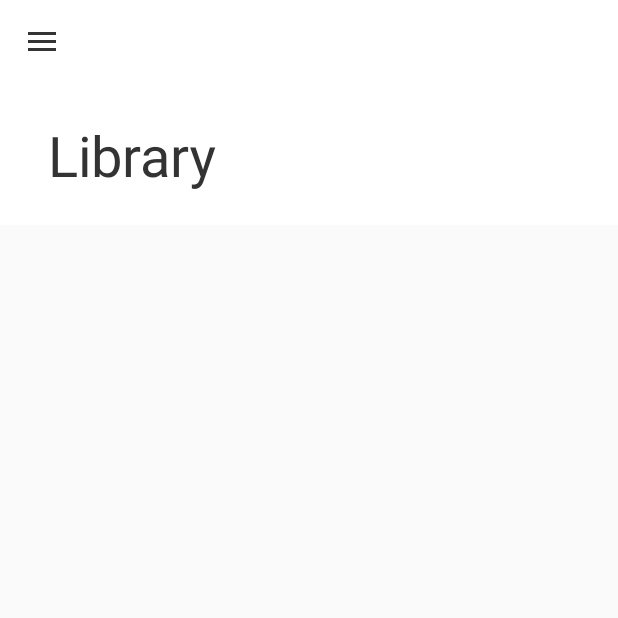
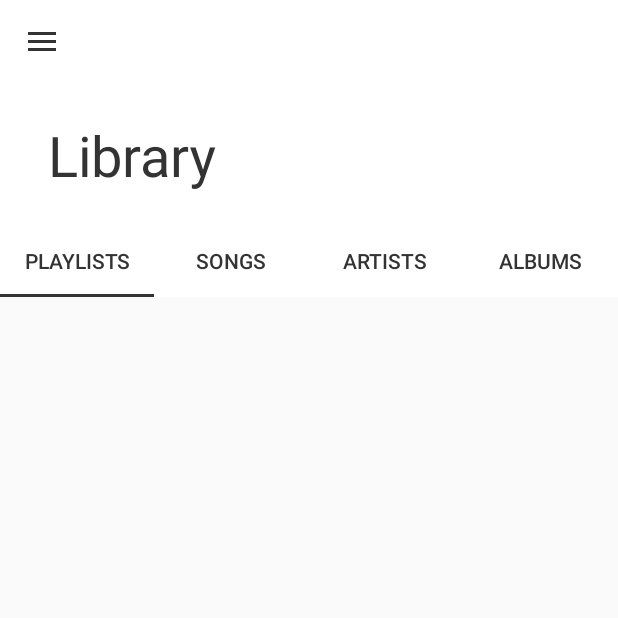
Before and after one commit to thousight/Surround, an Android app: the screen it shows after launch (MainActivity), in the side drawer, after a tap on "Library", on a phone screen of 412 x 824 dp, the top half of it. Run offline under Robolectric (Android 15) with nearby library versions, the phone set to English and light mode, and no system bars; libraries missing offline, so code that uses them is left out: com.afollestad.materialdialogs; 1 statement that could not run was skipped.

Commit message:
Set up basic UI for libraryFragment

```diff
--- a/app/src/main/java/www/markwen/space/surround/MainActivity.java
+++ b/app/src/main/java/www/markwen/space/surround/MainActivity.java
@@ -12,6 +12,7 @@ import android.support.annotation.NonNull;
 import android.support.design.widget.CollapsingToolbarLayout;
 import android.support.design.widget.FloatingActionButton;
 import android.support.design.widget.Snackbar;
+import android.support.design.widget.TabLayout;
 import android.support.v4.app.ActivityCompat;
 import android.support.v4.app.Fragment;
 import android.support.v4.app.FragmentManager;
@@ -66,6 +67,7 @@ public class MainActivity extends AppCompatActivity
     private ActionBarDrawerToggle toggle;
     private NavigationView navigationView;
     private MaterialDialog loadingDialog;
+    private TabLayout libraryTabLayout;
 
     // Fragments
     private FragmentManager fragmentManager;
@@ -96,6 +98,7 @@ public class MainActivity extends AppCompatActivity
 //        titleText = (TextView) findViewById(R.id.toolbar_title);
         drawer = (DrawerLayout) findViewById(R.id.drawer_layout);
         navigationView = (NavigationView) findViewById(R.id.nav_view);
+        libraryTabLayout = (TabLayout) findViewById(R.id.library_tab);
 
         // Set up global views
         collapsingToolbar.setExpandedTitleColor
@@ -273,5 +276,11 @@ public class MainActivity extends AppCompatActivity
         return newSongs;
     }
 
-
+    /**
+     * Get libraryTabLayout
+     * @return libraryTabLayout
+     */
+    public TabLayout getLibraryTabLayout() {
+        return libraryTabLayout;
+    }
 }
--- a/app/src/main/java/www/markwen/space/surround/fragments/HomeFragment.java
+++ b/app/src/main/java/www/markwen/space/surround/fragments/HomeFragment.java
@@ -60,6 +60,9 @@ public class HomeFragment extends Fragment {
 
         // Set toolbar title
         activity.setTitleText("Home");
+
+        // Hide libraryTabLayout
+        activity.getLibraryTabLayout().setVisibility(View.GONE);
     }
 
     @Nullable
--- a/app/src/main/java/www/markwen/space/surround/fragments/LibraryFragment.java
+++ b/app/src/main/java/www/markwen/space/surround/fragments/LibraryFragment.java
@@ -1,14 +1,19 @@
 package www.markwen.space.surround.fragments;
 
+import android.app.ActionBar;
 import android.content.Context;
 import android.os.Bundle;
 import android.support.annotation.Nullable;
+import android.support.design.widget.TabLayout;
 import android.support.v4.app.Fragment;
+import android.support.v4.content.res.ResourcesCompat;
+import android.support.v4.view.ViewPager;
 import android.view.LayoutInflater;
 import android.view.View;
 import android.view.ViewGroup;
 
 import www.markwen.space.surround.MainActivity;
+import www.markwen.space.surround.R;
 
 /**
  * Created by markw on 6/6/2017.
@@ -16,6 +21,12 @@ import www.markwen.space.surround.MainActivity;
 
 public class LibraryFragment extends Fragment {
 
+    // View items
+    private View rootView;
+    private TabLayout libraryTabLayout;
+    private ViewPager libraryViewPager;
+
+    // Others
     private MainActivity activity;
 
     @Override
@@ -31,7 +42,21 @@ public class LibraryFragment extends Fragment {
     @Nullable
     @Override
     public View onCreateView(LayoutInflater inflater, @Nullable ViewGroup container, @Nullable Bundle savedInstanceState) {
+        rootView = inflater.inflate(R.layout.fragment_library, container, false);
 
-        return super.onCreateView(inflater, container, savedInstanceState);
+        libraryTabLayout = activity.getLibraryTabLayout();
+        libraryTabLayout.setVisibility(View.VISIBLE);
+        libraryViewPager = (ViewPager) rootView.findViewById(R.id.library_viewpager);
+
+        // If tabs hasn't been configured
+        if (libraryTabLayout.getTabCount() == 0) {
+            libraryTabLayout.addTab(libraryTabLayout.newTab().setText("Playlists"));
+            libraryTabLayout.addTab(libraryTabLayout.newTab().setText("Songs"));
+            libraryTabLayout.addTab(libraryTabLayout.newTab().setText("Artists"));
+            libraryTabLayout.addTab(libraryTabLayout.newTab().setText("Albums"));
+            libraryTabLayout.setSelectedTabIndicatorColor(ResourcesCompat.getColor(getResources(), R.color.colorTextBlack, null));
+        }
+
+        return rootView;
     }
 }
--- a/app/src/main/res/layout/app_bar_main.xml
+++ b/app/src/main/res/layout/app_bar_main.xml
@@ -38,6 +38,15 @@
                 app:layout_collapseMode="pin" />
         </android.support.design.widget.CollapsingToolbarLayout>
 
+        <android.support.design.widget.TabLayout
+            android:id="@+id/library_tab"
+            android:layout_width="match_parent"
+            android:layout_height="wrap_content"
+            android:visibility="gone"
+            app:tabSelectedTextColor="@color/colorTextBlack"
+            app:tabTextColor="@color/colorTextBlack"
+            android:background="@color/colorPrimary"/>
+
     </android.support.design.widget.AppBarLayout>
 
     <include layout="@layout/content_main" />
--- /dev/null
+++ b/app/src/main/res/layout/fragment_library.xml
@@ -0,0 +1,19 @@
+<?xml version="1.0" encoding="utf-8"?>
+<LinearLayout xmlns:android="http://schemas.android.com/apk/res/android"
+    android:orientation="vertical" android:layout_width="match_parent"
+    android:layout_height="match_parent">
+    <android.support.v4.widget.NestedScrollView
+        android:layout_width="match_parent"
+        android:layout_height="match_parent">
+        <LinearLayout
+            android:layout_width="match_parent"
+            android:layout_height="wrap_content"
+            android:orientation="vertical">
+
+            <android.support.v4.view.ViewPager
+                android:id="@+id/library_viewpager"
+                android:layout_width="match_parent"
+                android:layout_height="match_parent" />
+        </LinearLayout>
+    </android.support.v4.widget.NestedScrollView>
+</LinearLayout>
--- a/app/src/main/res/layout/new_song_item.xml
+++ b/app/src/main/res/layout/new_song_item.xml
@@ -32,6 +32,7 @@
             android:maxLines="1"
             android:padding="12dp"
             android:text="被伤过的心还可以爱谁"
+            android:textColor="@color/colorTextBlack"
             android:textSize="20sp"/>
 
         <TextView
@@ -45,6 +46,7 @@
             android:paddingRight="12dp"
             android:paddingBottom="6dp"
             android:text="六哲"
+            android:textColor="@color/colorTextBlack"
             android:textSize="16sp" />
 
         <ImageButton
```
